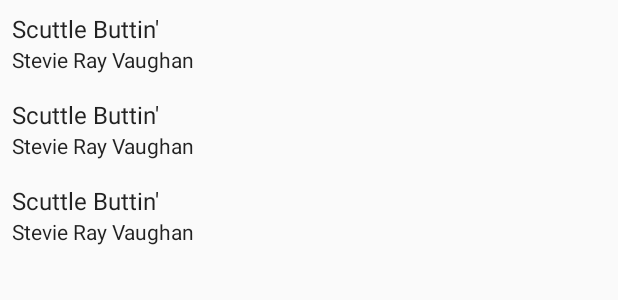
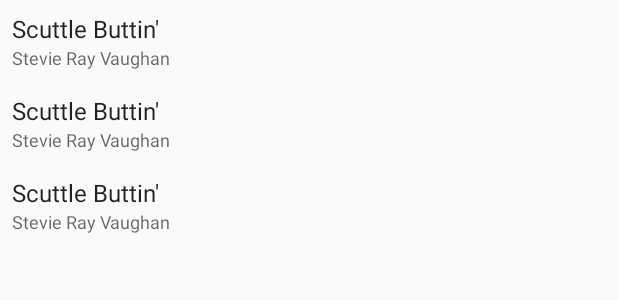
Before and after one commit to paweloot/music-player, an Android app: the layout fragment_song_list.xml on its own in the app's theme, with its tools: preview values and no code run, on a phone screen of 412 x 824 dp. Shown: the top 300 px of the screen. Run offline under Robolectric (Android 15) with nearby library versions, the phone set to English and light mode, and no system bars; network calls fail.

Commit message:
Change list item style

```diff
--- a/app/src/main/res/layout/list_item_song.xml
+++ b/app/src/main/res/layout/list_item_song.xml
@@ -8,15 +8,15 @@
 
     <TextView
         android:id="@+id/title"
+        style="@android:style/TextAppearance.Material.Subhead"
         android:layout_width="wrap_content"
         android:layout_height="wrap_content"
-        android:textAppearance="?attr/textAppearanceListItem"
         tools:text="Scuttle Buttin'" />
 
     <TextView
         android:id="@+id/artist"
+        style="@android:style/TextAppearance.Material.Caption"
         android:layout_width="wrap_content"
         android:layout_height="wrap_content"
-        android:textAppearance="?attr/textAppearanceListItemSecondary"
         tools:text="Stevie Ray Vaughan" />
 </LinearLayout>
```
